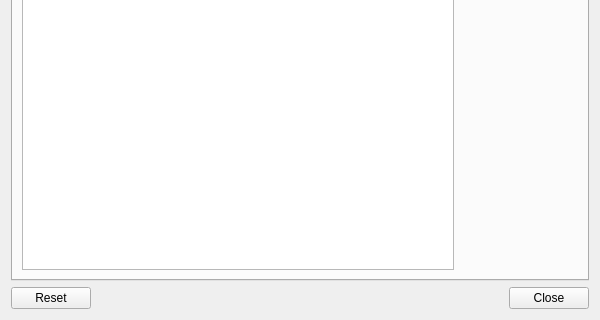
The window that plugin-worldclock/lxqtworldclockconfiguration.ui (deepin-community/lxqt-panel) describes before a commit, drawn with Qt 5; both pictures show x 0 to 600 and y 367 to 687 of the 600 by 687 pixel window.
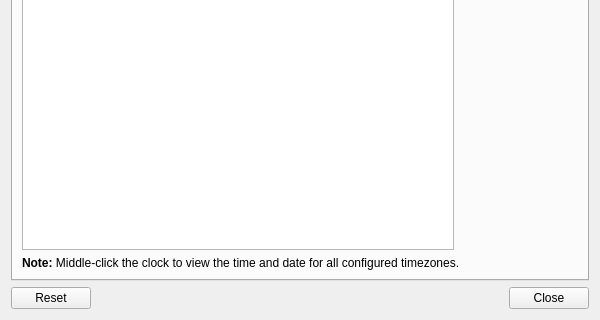
The same window after the commit. The open tabs and pages were chosen to show the change.

Patch:
```diff
--- a/plugin-worldclock/lxqtworldclockconfiguration.ui
+++ b/plugin-worldclock/lxqtworldclockconfiguration.ui
@@ -402,8 +402,8 @@
       <attribute name="title">
        <string>Time &amp;zones</string>
       </attribute>
-      <layout class="QHBoxLayout" name="_7">
-       <item>
+      <layout class="QGridLayout" name="gridLayout">
+       <item row="0" column="0">
         <widget class="QTableWidget" name="timeZonesTW">
          <property name="editTriggers">
           <set>QAbstractItemView::NoEditTriggers</set>
@@ -438,7 +438,7 @@
          </column>
         </widget>
        </item>
-       <item>
+       <item row="0" column="1">
         <layout class="QVBoxLayout" name="_2">
          <item>
           <widget class="QPushButton" name="addPB">
@@ -512,6 +512,16 @@
          </item>
         </layout>
        </item>
+       <item row="1" column="0" colspan="2">
+        <widget class="QLabel" name="label">
+         <property name="text">
+          <string>&lt;b&gt;Note:&lt;/b&gt; Middle-click the clock to view the time and date for all configured timezones.</string>
+         </property>
+         <property name="wordWrap">
+          <bool>true</bool>
+         </property>
+        </widget>
+       </item>
       </layout>
      </widget>
      <widget class="QWidget" name="generalT">
```
Left out of the diff: 2 changed lines with no effect on the pictures.
